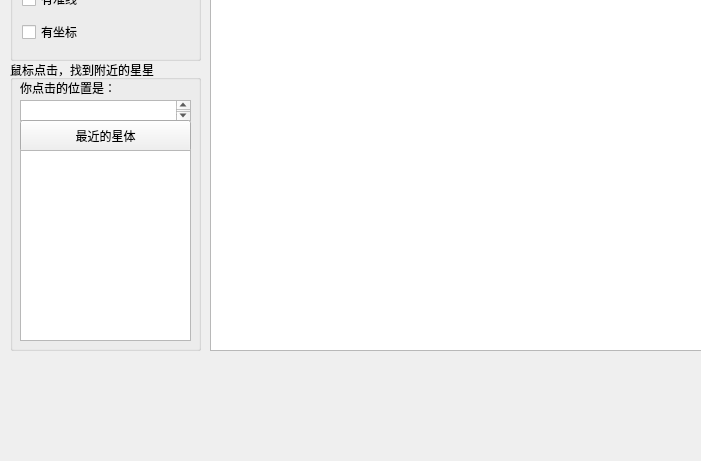
Old version of the form 2dfullscreenwindow.ui in the repository Liyunfan1998/LookUp2TheStars; both pictures show x 0 to 701 and y 103 to 564 of the 1059 by 897 pixel window.
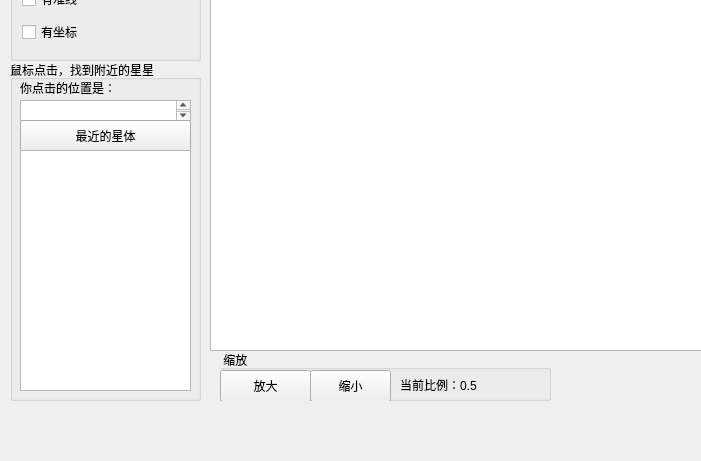
New version of the form.

Patch:
```diff
--- a/2dfullscreenwindow.ui
+++ b/2dfullscreenwindow.ui
@@ -82,7 +82,7 @@
       <x>10</x>
       <y>140</y>
       <width>191</width>
-      <height>291</height>
+      <height>341</height>
      </rect>
     </property>
     <property name="title">
@@ -130,11 +130,63 @@
        <x>10</x>
        <y>90</y>
        <width>171</width>
-       <height>191</height>
+       <height>241</height>
       </rect>
      </property>
     </widget>
    </widget>
+   <widget class="QGroupBox" name="groupBox">
+    <property name="geometry">
+     <rect>
+      <x>220</x>
+      <y>430</y>
+      <width>331</width>
+      <height>51</height>
+     </rect>
+    </property>
+    <property name="title">
+     <string> 缩放</string>
+    </property>
+    <widget class="QPushButton" name="pushButton">
+     <property name="geometry">
+      <rect>
+       <x>0</x>
+       <y>20</y>
+       <width>91</width>
+       <height>32</height>
+      </rect>
+     </property>
+     <property name="text">
+      <string>放大</string>
+     </property>
+    </widget>
+    <widget class="QPushButton" name="pushButton_2">
+     <property name="geometry">
+      <rect>
+       <x>90</x>
+       <y>20</y>
+       <width>81</width>
+       <height>32</height>
+      </rect>
+     </property>
+     <property name="text">
+      <string>缩小</string>
+     </property>
+    </widget>
+    <widget class="QLabel" name="label">
+     <property name="geometry">
+      <rect>
+       <x>180</x>
+       <y>19</y>
+       <width>141</width>
+       <height>31</height>
+      </rect>
+     </property>
+     <property name="text">
+      <string>当前比例：0.5</string>
+     </property>
+    </widget>
+   </widget>
   </widget>
   <widget class="QStatusBar" name="statusbar"/>
   <widget class="QMenuBar" name="menubar">
```
Left out of the diff: 2 changed lines with no effect on the pictures.
